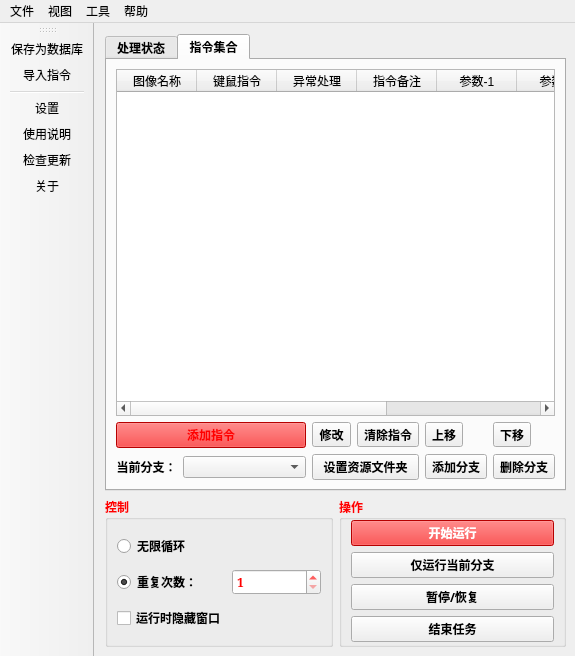
Before: the Qt Designer form 窗体/mainwindow.ui in FsterThanLight/automatic_clicker_2, drawn with Qt 5.
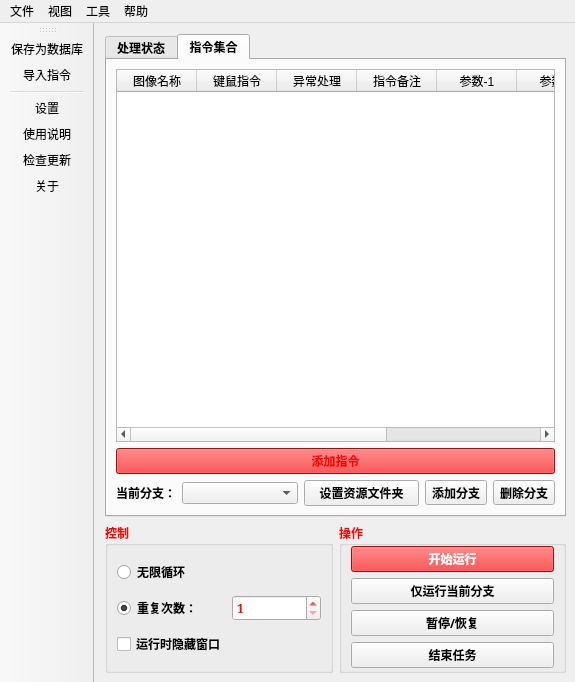
After: the same form once the commit is applied. Icons and pictures are not drawn.

Patch:
```diff
--- a/窗体/mainwindow.ui
+++ b/窗体/mainwindow.ui
@@ -7,7 +7,7 @@
     <x>0</x>
     <y>0</y>
     <width>575</width>
-    <height>656</height>
+    <height>682</height>
    </rect>
   </property>
   <property name="font">
@@ -1012,17 +1012,6 @@
         </item>
         <item>
          <layout class="QGridLayout" name="gridLayout">
-          <item row="0" column="5">
-           <widget class="QToolButton" name="toolButton_3">
-            <property name="text">
-             <string>上移</string>
-            </property>
-            <property name="icon">
-             <iconset resource="../images.qrc">
-              <normaloff>:/按钮图标/窗体/res/上移.png</normaloff>:/按钮图标/窗体/res/上移.png</iconset>
-            </property>
-           </widget>
-          </item>
           <item row="1" column="5">
            <widget class="QToolButton" name="toolButton_2">
             <property name="text">
@@ -1035,16 +1024,43 @@
            </widget>
           </item>
           <item row="1" column="1" colspan="2">
-           <widget class="QComboBox" name="comboBox"/>
-          </item>
-          <item row="0" column="6">
-           <widget class="QToolButton" name="toolButton_4">
-            <property name="text">
-             <string>下移</string>
-            </property>
-            <property name="icon">
-             <iconset resource="../images.qrc">
-              <normaloff>:/按钮图标/窗体/res/下移.png</normaloff>:/按钮图标/窗体/res/下移.png</iconset>
+           <widget class="QComboBox" name="comboBox">
+            <property name="palette">
+             <palette>
+              <active>
+               <colorrole role="Text">
+                <brush brushstyle="SolidPattern">
+                 <color alpha="255">
+                  <red>0</red>
+                  <green>0</green>
+                  <blue>255</blue>
+                 </color>
+                </brush>
+               </colorrole>
+              </active>
+              <inactive>
+               <colorrole role="Text">
+                <brush brushstyle="SolidPattern">
+                 <color alpha="255">
+                  <red>0</red>
+                  <green>0</green>
+                  <blue>255</blue>
+                 </color>
+                </brush>
+               </colorrole>
+              </inactive>
+              <disabled>
+               <colorrole role="Text">
+                <brush brushstyle="SolidPattern">
+                 <color alpha="255">
+                  <red>120</red>
+                  <green>120</green>
+                  <blue>120</blue>
+                 </color>
+                </brush>
+               </colorrole>
+              </disabled>
+             </palette>
             </property>
            </widget>
           </item>
@@ -1113,44 +1129,7 @@
             </property>
            </widget>
           </item>
-          <item row="0" column="4">
-           <widget class="QToolButton" name="toolButton_6">
-            <property name="styleSheet">
-             <string notr="true"/>
-            </property>
-            <property name="text">
-             <string>清除指令</string>
-            </property>
-            <property name="icon">
-             <iconset resource="../images.qrc">
-              <normaloff>:/按钮图标/窗体/res/清除.png</normaloff>:/按钮图标/窗体/res/清除.png</iconset>
-            </property>
-            <property name="iconSize">
-             <size>
-              <width>40</width>
-              <height>20</height>
-             </size>
-            </property>
-           </widget>
-          </item>
-          <item row="0" column="3">
-           <widget class="QToolButton" name="toolButton_5">
-            <property name="text">
-             <string>修改</string>
-            </property>
-            <property name="icon">
-             <iconset resource="../images.qrc">
-              <normaloff>:/按钮图标/窗体/res/刷新.png</normaloff>:/按钮图标/窗体/res/刷新.png</iconset>
-            </property>
-            <property name="iconSize">
-             <size>
-              <width>40</width>
-              <height>20</height>
-             </size>
-            </property>
-           </widget>
-          </item>
-          <item row="0" column="0" colspan="3">
+          <item row="0" column="0" colspan="7">
            <widget class="QPushButton" name="pushButton">
             <property name="palette">
              <palette>
```
